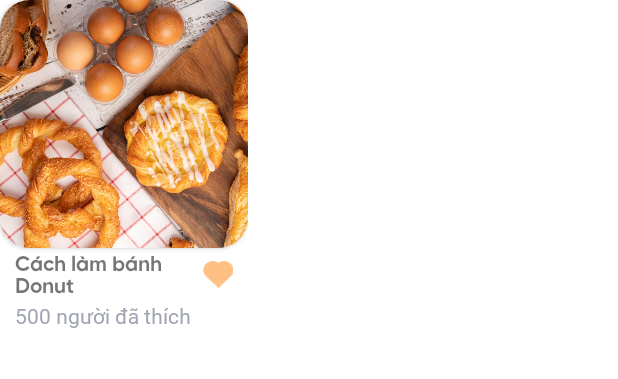
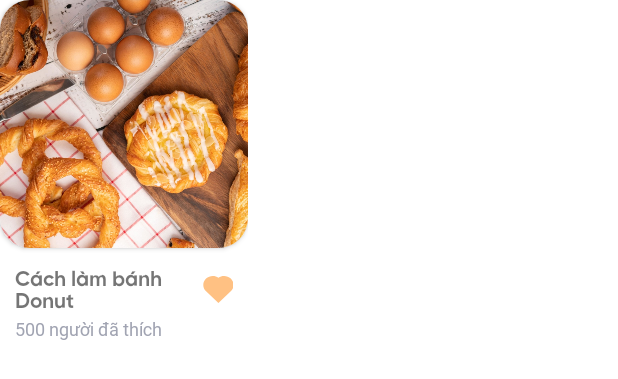
Before and after one commit to ngmhnganz/Nhom8, an Android app: the layout item_recipe_listrecipe_layout.xml on its own in the app's theme, with its tools: preview values and no code run, on a phone screen of 412 x 824 dp. Shown: the top 379 px of the screen. Run offline under Robolectric (Android 15) with nearby library versions, the phone set to English and light mode, and no system bars.

Commit message:
[List_Recipe_Activity] hoàn thiện giao diện list recipe

```diff
--- a/app/src/main/res/layout/item_recipe_listrecipe_layout.xml
+++ b/app/src/main/res/layout/item_recipe_listrecipe_layout.xml
@@ -2,8 +2,9 @@
 <LinearLayout xmlns:android="http://schemas.android.com/apk/res/android"
     xmlns:app="http://schemas.android.com/apk/res-auto"
     android:orientation="vertical"
-    android:layout_width="wrap_content"
-    android:layout_height="wrap_content">
+    android:layout_width="165dp"
+    android:layout_height="wrap_content"
+    android:gravity="center">
 
     <androidx.cardview.widget.CardView
         android:layout_width="165dp"
@@ -11,6 +12,7 @@
         app:cardCornerRadius="20dp">
 
         <ImageView
+            android:id="@+id/imvRecipeThumb_ListRecipe"
             android:layout_width="165dp"
             android:layout_height="165dp"
             android:scaleType="centerCrop"
@@ -18,13 +20,15 @@
 
     </androidx.cardview.widget.CardView>
     <LinearLayout
-        android:layout_width="match_parent"
+        android:layout_width="165dp"
         android:layout_height="wrap_content"
         android:orientation="horizontal"
         android:paddingHorizontal="10dp"
-        android:weightSum="10">
+        android:weightSum="10"
+        android:layout_marginTop="10dp">
 
         <TextView
+            android:id="@+id/txtRecipeName_ListRecipe"
             android:layout_width="wrap_content"
             android:layout_height="35dp"
             android:layout_weight="9.5"
@@ -32,6 +36,7 @@
             android:text="Cách làm bánh Donut"
             android:textSize="14sp" />
         <ImageView
+            android:id="@+id/imv_recipe_like_ic_heart_listrecipe"
             android:layout_width="wrap_content"
             android:layout_height="35dp"
             android:src="@drawable/ic_heart"
@@ -39,11 +44,14 @@
             />
     </LinearLayout>
     <TextView
-        android:layout_width="match_parent"
+        android:id="@+id/txtRecipeLike_ListRecipe"
+        android:layout_width="165dp"
         android:layout_height="wrap_content"
         android:text="500 người đã thích"
         android:fontFamily="@font/sfpro_regular"
         android:textColor="@color/grey"
-        android:paddingHorizontal="10dp"/>
+        android:paddingHorizontal="10dp"
+        android:layout_gravity="center"
+        android:textSize="12sp"/>
 
 </LinearLayout>
```
Also changed, not shown: app/src/main/AndroidManifest.xml (+7 -5 lines), app/src/main/java/com/mcommerce/adapter/ListRecipeAdapter.java (added, +69 -0 lines), app/src/main/java/com/mcommerce/model/Recipe.java (+11 -1 lines), app/src/main/java/com/mcommerce/nhom8/ListRecipeActivity.java (+40 -0 lines), app/src/main/res/layout/activity_list_recipe.xml (+43 -1 lines).
